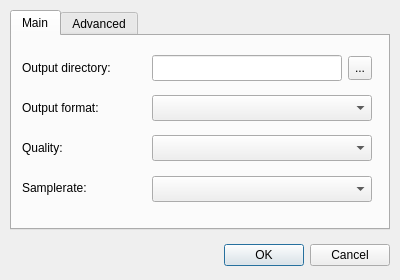
Above: src/settingsdialog.ui from Bleuzen/FFaudioConverter before the change. Below: the same form after it.
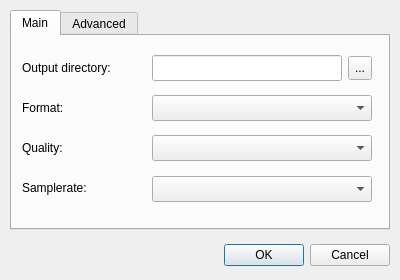
That is the form after the change.

Commit message: renamed outputformat to only format

Patch:
```diff
--- a/src/settingsdialog.ui
+++ b/src/settingsdialog.ui
@@ -78,7 +78,7 @@
       </rect>
      </property>
      <property name="text">
-      <string>Output format:</string>
+      <string>Format:</string>
      </property>
     </widget>
     <widget class="QComboBox" name="comboBox_OutputFormat">
```
The commit also changes 3 other files.
